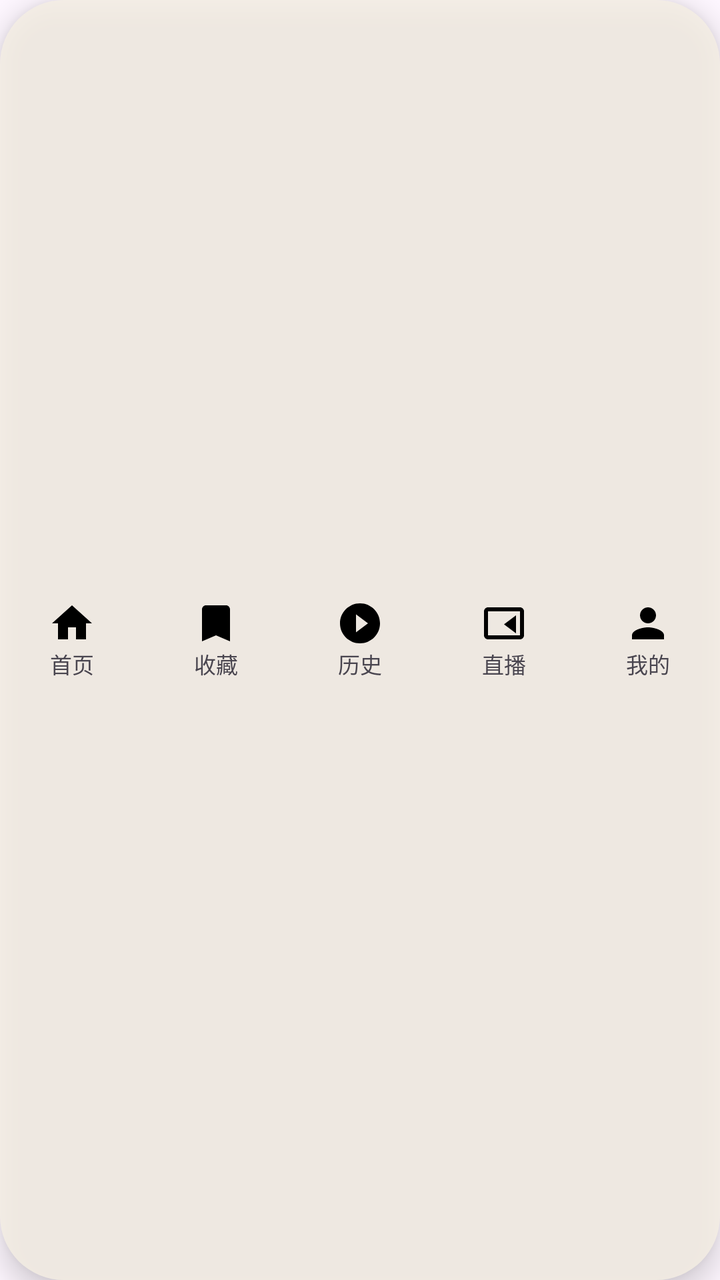
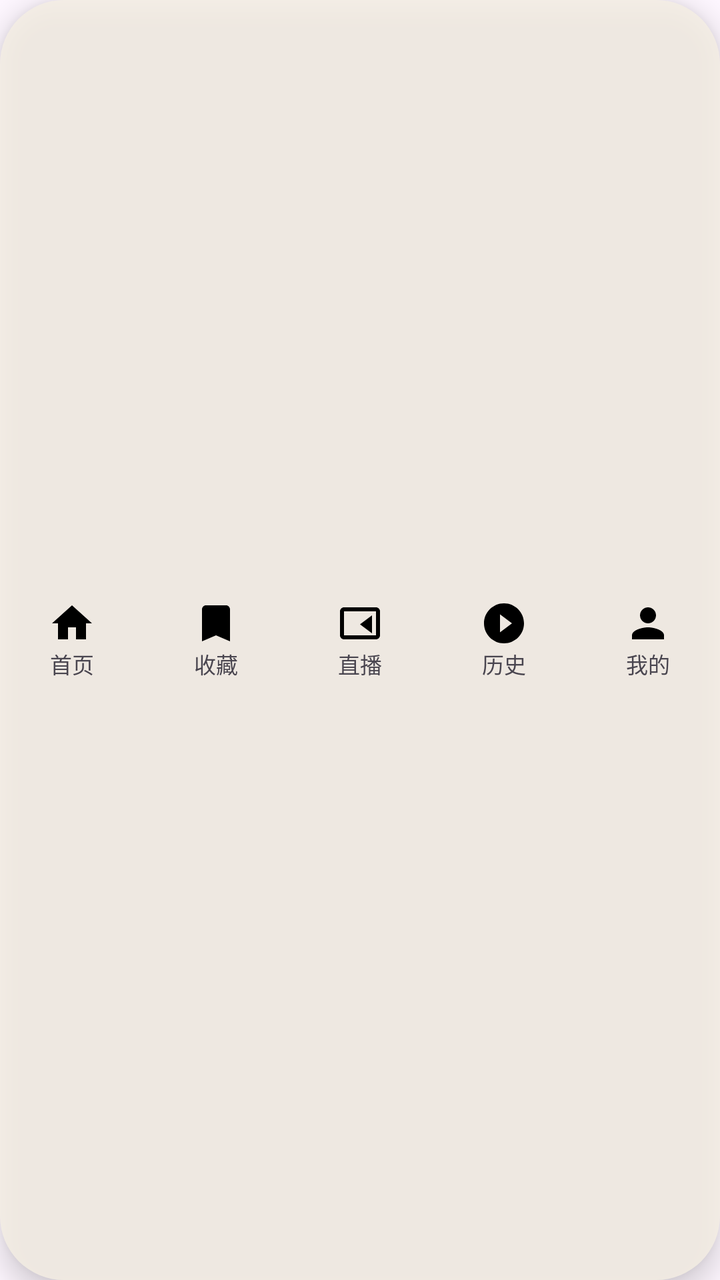

Screens rendered from an Android XML layout before and after an edit, with the pre-edit source and the edit as a unified diff.
<!-- AndroidManifest.xml: application theme Theme.BoxZero -->
<!-- res/layout/view_bottom_nav.xml -->
<?xml version="1.0" encoding="utf-8"?>
<LinearLayout xmlns:android="http://schemas.android.com/apk/res/android"
    android:id="@+id/bottomNav"
    android:layout_width="match_parent"
    android:layout_height="68dp"
    android:layout_marginStart="16dp"
    android:layout_marginEnd="16dp"
    android:layout_marginBottom="16dp"
    android:background="@drawable/nav_bg"
    android:elevation="8dp"
    android:gravity="center"
    android:orientation="horizontal">

    <LinearLayout
        android:id="@+id/tabHome"
        android:layout_width="0dp"
        android:layout_height="match_parent"
        android:layout_weight="1"
        android:gravity="center"
        android:orientation="vertical">

        <ImageView
            android:id="@+id/iconHome"
            android:layout_width="24dp"
            android:layout_height="24dp"
            android:src="@drawable/ic_nav_home" />

        <TextView
            android:id="@+id/textHome"
            android:layout_width="wrap_content"
            android:layout_height="wrap_content"
            android:text="首页"
            android:textSize="11sp" />
    </LinearLayout>

    <LinearLayout
        android:id="@+id/tabFav"
        android:layout_width="0dp"
        android:layout_height="match_parent"
        android:layout_weight="1"
        android:gravity="center"
        android:orientation="vertical">

        <ImageView
            android:id="@+id/iconFav"
            android:layout_width="24dp"
            android:layout_height="24dp"
            android:src="@drawable/ic_nav_fav" />

        <TextView
            android:id="@+id/textFav"
            android:layout_width="wrap_content"
            android:layout_height="wrap_content"
            android:text="收藏"
            android:textSize="11sp" />
    </LinearLayout>

    <LinearLayout
        android:id="@+id/tabHistory"
        android:layout_width="0dp"
        android:layout_height="match_parent"
        android:layout_weight="1"
        android:gravity="center"
        android:orientation="vertical">

        <ImageView
            android:id="@+id/iconHistory"
            android:layout_width="24dp"
            android:layout_height="24dp"
            android:src="@drawable/ic_nav_history" />

        <TextView
            android:id="@+id/textHistory"
            android:layout_width="wrap_content"
            android:layout_height="wrap_content"
            android:text="历史"
            android:textSize="11sp" />
    </LinearLayout>

    <LinearLayout
        android:id="@+id/tabLive"
        android:layout_width="0dp"
        android:layout_height="match_parent"
        android:layout_weight="1"
        android:gravity="center"
        android:orientation="vertical">

        <ImageView
            android:id="@+id/iconLive"
            android:layout_width="24dp"
            android:layout_height="24dp"
            android:src="@drawable/ic_nav_live" />

        <TextView
            android:id="@+id/textLive"
            android:layout_width="wrap_content"
            android:layout_height="wrap_content"
            android:text="直播"
            android:textSize="11sp" />
    </LinearLayout>

    <LinearLayout
        android:id="@+id/tabMine"
        android:layout_width="0dp"
        android:layout_height="match_parent"
        android:layout_weight="1"
        android:gravity="center"
        android:orientation="vertical">

        <ImageView
            android:id="@+id/iconMine"
            android:layout_width="24dp"
            android:layout_height="24dp"
            android:src="@drawable/ic_nav_mine" />

        <TextView
            android:id="@+id/textMine"
            android:layout_width="wrap_content"
            android:layout_height="wrap_content"
            android:text="我的"
            android:textSize="11sp" />
    </LinearLayout>

</LinearLayout>
<!-- resources referenced by this layout -->
<resources>
  <!-- drawable ic_nav_fav (drawable) -->
  <vector xmlns:android="http://schemas.android.com/apk/res/android"
      android:width="24dp" android:height="24dp"
      android:viewportWidth="24" android:viewportHeight="24">
      <path android:fillColor="#000000"
          android:pathData="M17,3H7c-1.1,0 -2,0.9 -2,2v16l7,-3l7,3V5c0,-1.1 -0.9,-2 -2,-2z" />
  </vector>
  <!-- drawable ic_nav_history (drawable) -->
  <vector xmlns:android="http://schemas.android.com/apk/res/android"
      android:width="24dp" android:height="24dp"
      android:viewportWidth="24" android:viewportHeight="24">
      <path android:fillColor="#000000"
          android:pathData="M12,2C6.5,2 2,6.5 2,12s4.5,10 10,10s10,-4.5 10,-10S17.5,2 12,2zM10,16.5v-9L16,12l-6,4.5z" />
  </vector>
  <!-- drawable ic_nav_home (drawable) -->
  <vector xmlns:android="http://schemas.android.com/apk/res/android"
      android:width="24dp" android:height="24dp"
      android:viewportWidth="24" android:viewportHeight="24">
      <path android:fillColor="#000000"
          android:pathData="M10,20v-6h4v6h5v-8h3L12,3 2,12h3v8z" />
  </vector>
  <!-- drawable ic_nav_live (drawable) -->
  <vector xmlns:android="http://schemas.android.com/apk/res/android"
      android:width="24dp" android:height="24dp"
      android:viewportWidth="24" android:viewportHeight="24">
      <path android:fillColor="#000000"
          android:pathData="M20,4H4c-1.1,0 -2,0.9 -2,2v12c0,1.1 0.9,2 2,2h16c1.1,0 2,-0.9 2,-2V6c0,-1.1 -0.9,-2 -2,-2zM20,18H4V6h16v12zM18,8l-6,4.5L18,17V8z" />
  </vector>
  <!-- drawable ic_nav_mine (drawable) -->
  <vector xmlns:android="http://schemas.android.com/apk/res/android"
      android:width="24dp" android:height="24dp"
      android:viewportWidth="24" android:viewportHeight="24">
      <path android:fillColor="#000000"
          android:pathData="M12,12c2.2,0 4,-1.8 4,-4s-1.8,-4 -4,-4s-4,1.8 -4,4S9.8,12 12,12zM12,14c-2.7,0 -8,1.3 -8,4v2h16v-2c0,-2.7 -5.3,-4 -8,-4z" />
  </vector>
  <!-- drawable nav_bg (drawable) -->
  <?xml version="1.0" encoding="utf-8"?>
  <shape xmlns:android="http://schemas.android.com/apk/res/android"
      android:shape="rectangle">
      <solid android:color="#CFF5EFE4" />
      <corners android:radius="32dp" />
  </shape>
  <style name="Theme.BoxZero" parent="Theme.Material3.DayNight.NoActionBar">
      </style>
</resources>

<!-- the commit's change to res/layout/view_bottom_nav.xml (unified diff, before → after) -->
@@ -56,6 +56,28 @@
     </LinearLayout>
 
     <LinearLayout
+        android:id="@+id/tabLive"
+        android:layout_width="0dp"
+        android:layout_height="match_parent"
+        android:layout_weight="1"
+        android:gravity="center"
+        android:orientation="vertical">
+
+        <ImageView
+            android:id="@+id/iconLive"
+            android:layout_width="24dp"
+            android:layout_height="24dp"
+            android:src="@drawable/ic_nav_live" />
+
+        <TextView
+            android:id="@+id/textLive"
+            android:layout_width="wrap_content"
+            android:layout_height="wrap_content"
+            android:text="直播"
+            android:textSize="11sp" />
+    </LinearLayout>
+
+    <LinearLayout
         android:id="@+id/tabHistory"
         android:layout_width="0dp"
         android:layout_height="match_parent"
@@ -74,28 +96,6 @@
             android:layout_width="wrap_content"
             android:layout_height="wrap_content"
             android:text="历史"
-            android:textSize="11sp" />
-    </LinearLayout>
-
-    <LinearLayout
-        android:id="@+id/tabLive"
-        android:layout_width="0dp"
-        android:layout_height="match_parent"
-        android:layout_weight="1"
-        android:gravity="center"
-        android:orientation="vertical">
-
-        <ImageView
-            android:id="@+id/iconLive"
-            android:layout_width="24dp"
-            android:layout_height="24dp"
-            android:src="@drawable/ic_nav_live" />
-
-        <TextView
-            android:id="@+id/textLive"
-            android:layout_width="wrap_content"
-            android:layout_height="wrap_content"
-            android:text="直播"
             android:textSize="11sp" />
     </LinearLayout>
 
